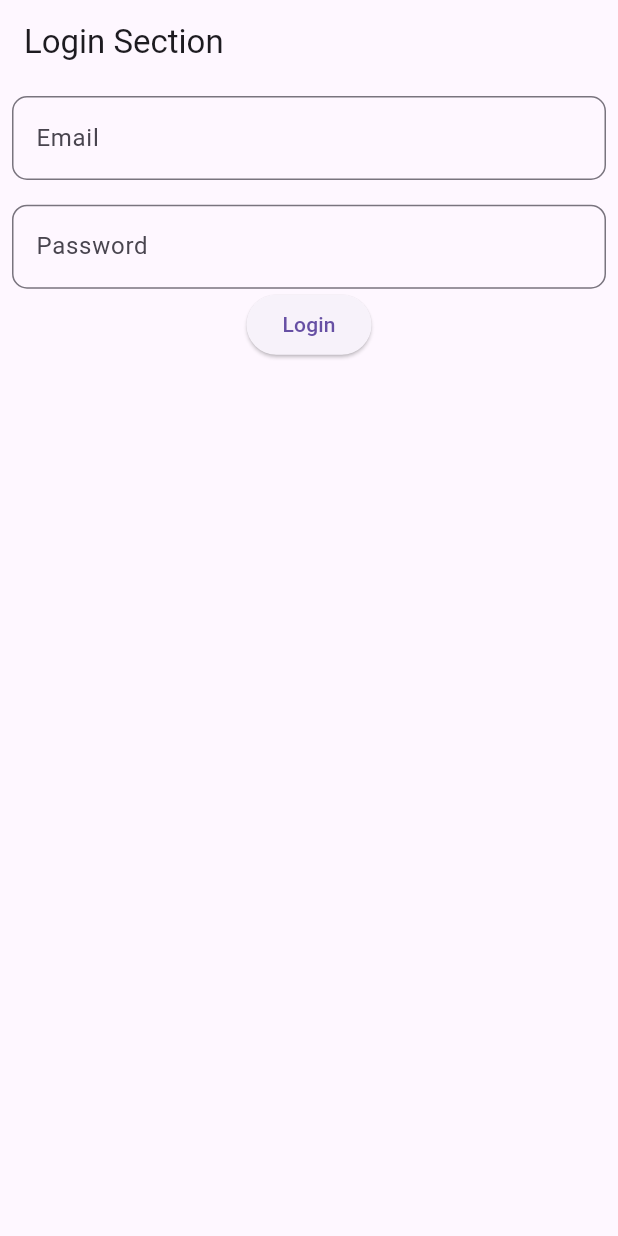
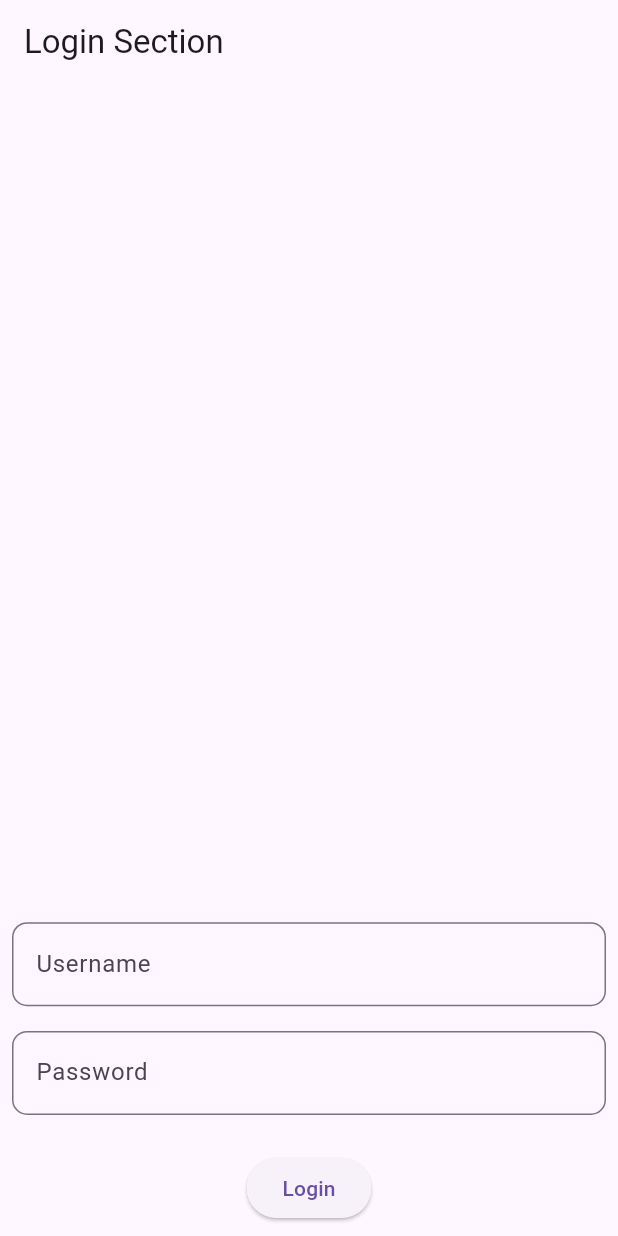
Before and after one commit to AaditAntony/notepad-flutter, a Flutter app: the screen it shows after launch, after a tap on "Login", on a phone screen of 412 x 824 dp. Run offline on Flutter 3.47's test engine with Material 3 defaults, Android fonts, the phone set to English and light mode, and no system bars; our stand-ins replace flutter_riverpod; network calls fail.

Commit message:
modified section

```diff
--- a/lib/auth_screen.dart
+++ b/lib/auth_screen.dart
@@ -2,6 +2,7 @@ import 'dart:convert';
 
 import 'package:flutter/material.dart';
 import 'package:http/http.dart'as http;
+
 class AuthScreen extends StatefulWidget {
   const AuthScreen({super.key});
 
@@ -20,12 +21,12 @@ class _AuthScreenState extends State<AuthScreen> {
       appBar: AppBar(title: Text("Login Section")),
       body: Padding(
         padding: const EdgeInsets.all(8.0),
-        child: Column(
+        child: Column(mainAxisAlignment: MainAxisAlignment.end,
           children: [
             // Email controller
             TextField(
               controller: username,
-              decoration: InputDecoration(labelText: "Email",
+              decoration: InputDecoration(labelText: "Username",
 
                 border: OutlineInputBorder(
                   borderRadius: BorderRadius.circular(10),
@@ -44,13 +45,17 @@ class _AuthScreenState extends State<AuthScreen> {
                 ),
               ),
             ),
-
+SizedBox(height: height*0.03,),
             // button to login
 
             ElevatedButton(onPressed: (){
 login(username.text.trim(), password.text.trim());
 
-            }, child: Text("Login"))
+            }, child: Text("Login")),
+
+            // register screen direction
+
+
           ],
         ),
       ),
```
